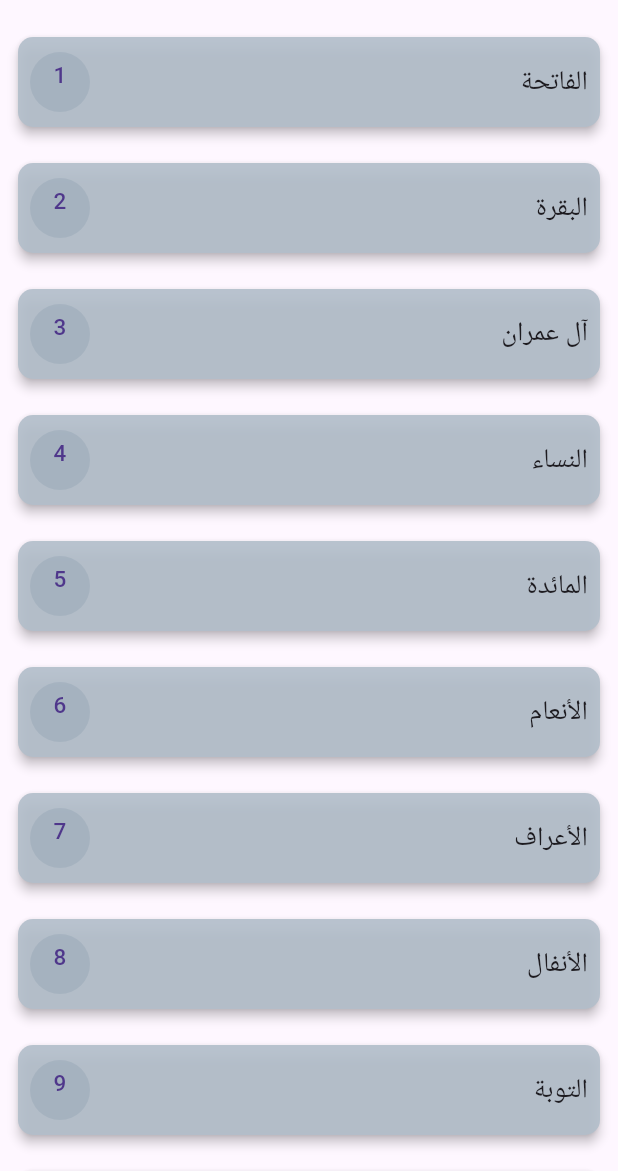
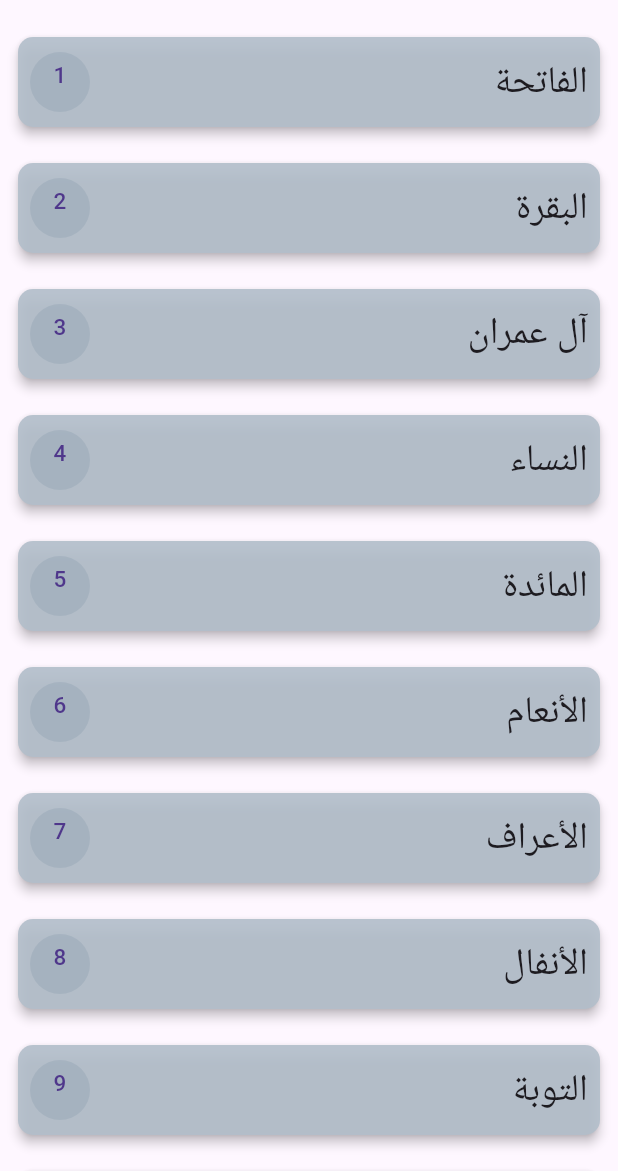
Before and after one commit to haidyhesham95/Quran_App, a Flutter app: the screen it shows after launch, after a tap on an icon or button, on a phone screen of 412 x 824 dp, the part 65-1236 px from its top. Run offline on Flutter 3.47's test engine with Material 3 defaults, Android fonts, the phone set to English and light mode, and no system bars; our stand-ins replace bloc, flutter_bloc, google_fonts; missing offline and left inert: flutter_islamic_icons.

Commit message:
change style

```diff
--- a/lib/Const/Styels.dart
+++ b/lib/Const/Styels.dart
@@ -12,16 +12,14 @@ abstract class Styles {
 
 
     fontSize: 15,
-     // color: Colors.white,
 
 
   ) ;
   static TextStyle textStyle18= GoogleFonts.arefRuqaaInk(
 
+      fontSize: 25
 
-
-     // color: Colors.white,
-      fontSize: 18,
+    ,
       fontWeight: FontWeight.w500,
 
   );
```
